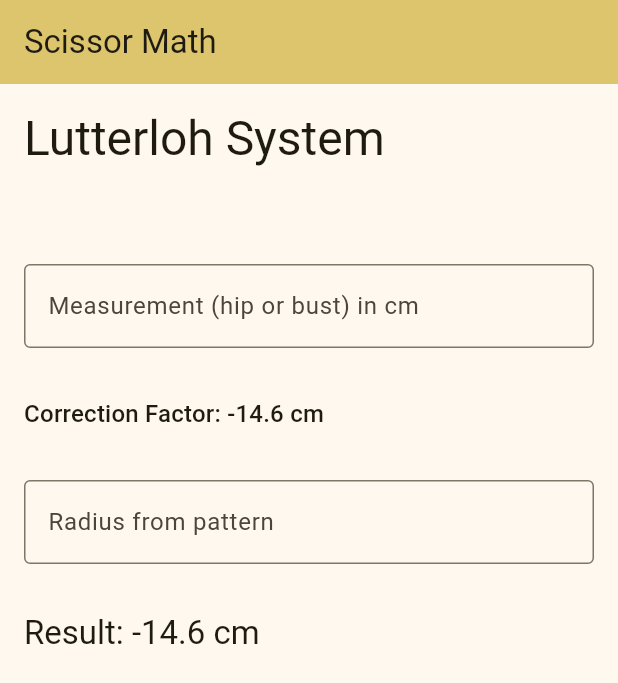
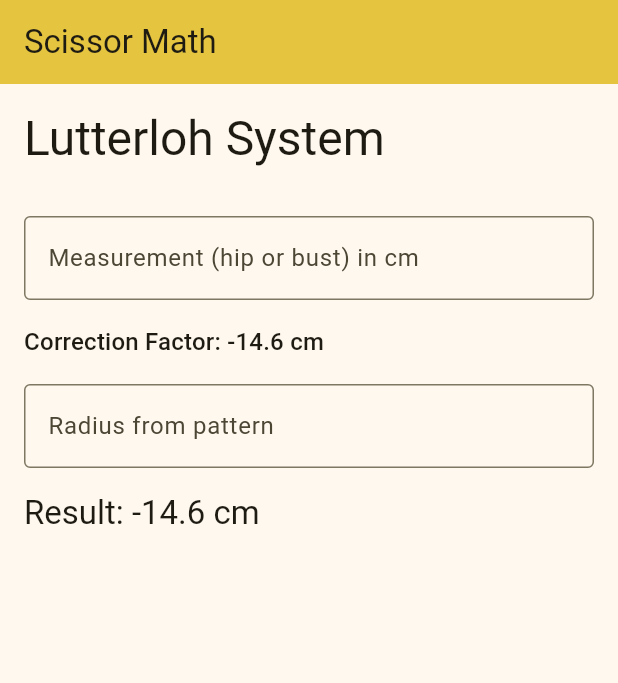
Before and after one commit to Epse/scissor_math, a Flutter app: the screen it shows after launch, on a phone screen of 412 x 824 dp. Shown: the top 683 px of the screen. Run offline on Flutter 3.47's test engine with Material 3 defaults, Android fonts, the phone set to English and light mode, and no system bars; generated files the repository leaves out were written again.

Commit message:
Minor looks improvements
Set the colorscheme to fidelity,
and fixed up the spacing on the main window a tad.

```diff
--- a/lib/main.dart
+++ b/lib/main.dart
@@ -18,7 +18,9 @@
       },
       localizationsDelegates: AppLocalizations.localizationsDelegates,
       theme: ThemeData(
-        colorScheme: ColorScheme.fromSeed(seedColor: Color.fromARGB(255, 255, 221, 86)),
+        colorScheme: ColorScheme.fromSeed(
+            seedColor: Color.fromARGB(255, 255, 221, 86),
+            dynamicSchemeVariant: DynamicSchemeVariant.fidelity),
         useMaterial3: true,
       ),
       supportedLocales: AppLocalizations.supportedLocales,
--- a/lib/pages/lutterloh.dart
+++ b/lib/pages/lutterloh.dart
@@ -34,7 +34,7 @@
           child: ListView(children: [
             Text(AppLocalizations.of(context)!.lSystem,
                 style: Theme.of(context).textTheme.headlineLarge),
-            Padding(padding: EdgeInsets.all(32.0)),
+            Padding(padding: EdgeInsets.all(16.0)),
             TextField(
                 keyboardType: TextInputType.number,
                 decoration: InputDecoration(
@@ -47,12 +47,12 @@
                     measurement = double.tryParse(input) ?? 0;
                   });
                 }),
-            Padding(padding: EdgeInsets.all(16.0)),
+            Padding(padding: EdgeInsets.all(8.0)),
             Text(
                 AppLocalizations.of(context)!.correction(
                     _lutterlohCorrection(measurement).toStringAsFixed(1), "cm"),
                 style: Theme.of(context).textTheme.titleMedium),
-            Padding(padding: EdgeInsets.all(16.0)),
+            Padding(padding: EdgeInsets.all(8.0)),
             TextField(
               keyboardType: TextInputType.number,
               decoration: InputDecoration(
@@ -66,7 +66,7 @@
                 });
               },
             ),
-            Padding(padding: EdgeInsets.all(16.0)),
+            Padding(padding: EdgeInsets.all(8.0)),
             Text(
                 AppLocalizations.of(context)!.result(
                     "cm", _lutterloh(measurement, radius).toStringAsFixed(1)),
```
